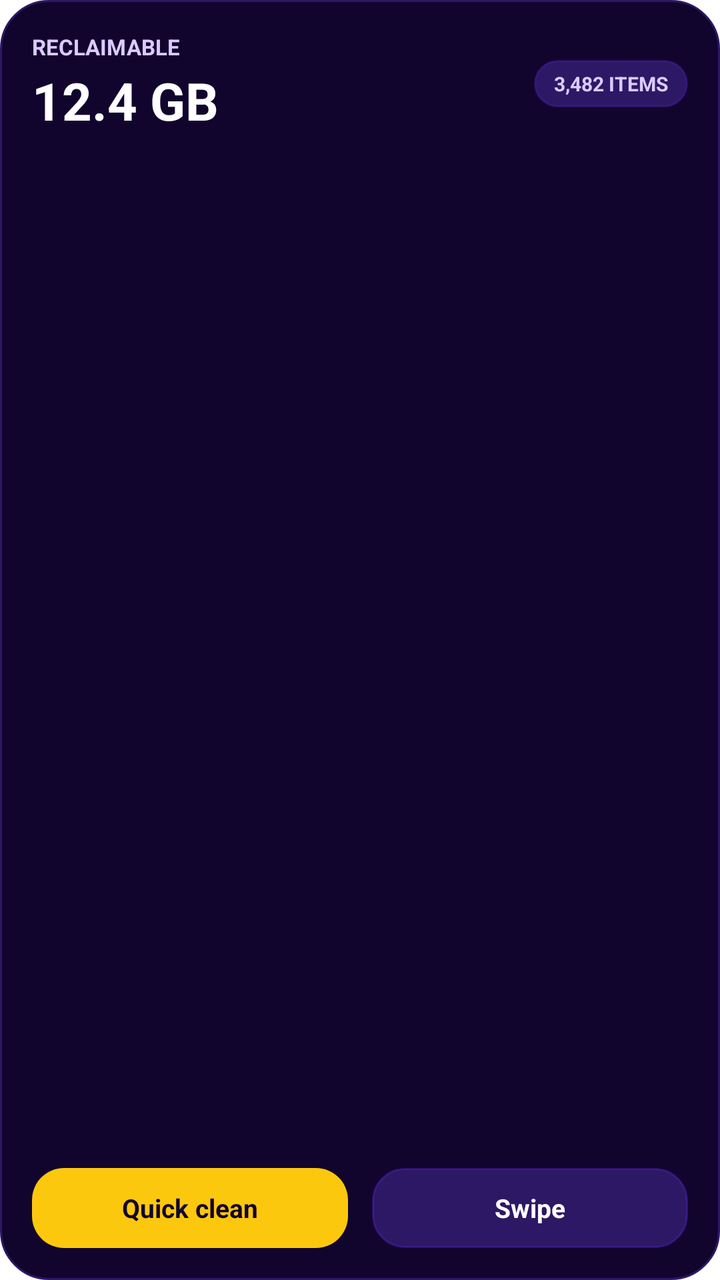
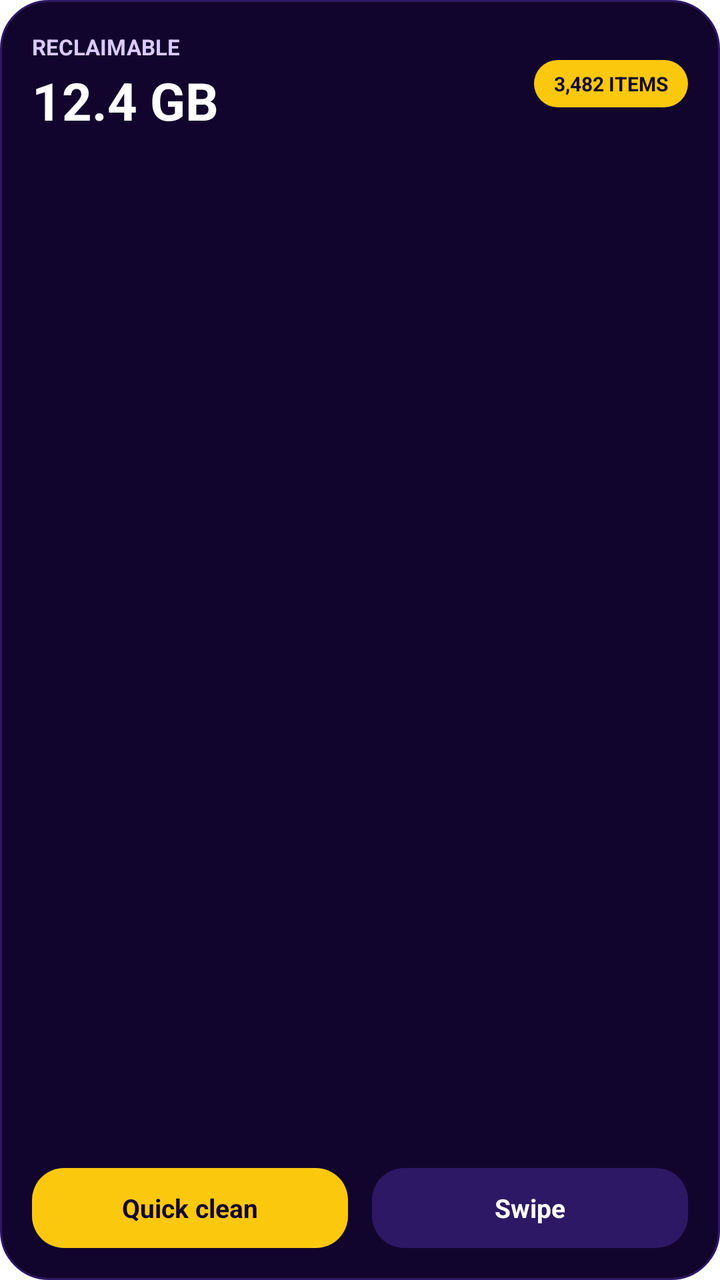

The first picture is an Android layout as it rendered before a commit; the second is the same layout after the commit. The layout source and the unified diff follow.
<!-- AndroidManifest.xml: fallback theme Theme.MaterialComponents.DayNight.NoActionBar -->
<!-- res/layout/snapsweep_widget.xml -->
<?xml version="1.0" encoding="utf-8"?>
<LinearLayout xmlns:android="http://schemas.android.com/apk/res/android"
    android:id="@+id/widget_container"
    android:layout_width="match_parent"
    android:layout_height="match_parent"
    android:background="@drawable/widget_background"
    android:orientation="vertical"
    android:padding="16dp">

    
    <LinearLayout
        android:layout_width="match_parent"
        android:layout_height="wrap_content"
        android:gravity="center_vertical"
        android:orientation="horizontal">

        <LinearLayout
            android:layout_width="0dp"
            android:layout_height="wrap_content"
            android:layout_weight="1"
            android:orientation="vertical">

            <TextView
                android:id="@+id/widget_label"
                android:layout_width="wrap_content"
                android:layout_height="wrap_content"
                android:text="RECLAIMABLE"
                android:textColor="#DBCAFF"
                android:textSize="11sp"
                android:textStyle="bold" />

            <TextView
                android:id="@+id/widget_reclaimable"
                android:layout_width="wrap_content"
                android:layout_height="wrap_content"
                android:layout_marginTop="2dp"
                android:text="12.4 GB"
                android:textColor="#FFFFFF"
                android:textSize="26sp"
                android:textStyle="bold" />
        </LinearLayout>

        <LinearLayout
            android:id="@+id/widget_count_container"
            android:layout_width="wrap_content"
            android:layout_height="wrap_content"
            android:background="@drawable/widget_pill_badge"
            android:paddingStart="10dp"
            android:paddingTop="5dp"
            android:paddingEnd="10dp"
            android:paddingBottom="5dp">

            <TextView
                android:id="@+id/widget_count"
                android:layout_width="wrap_content"
                android:layout_height="wrap_content"
                android:text="3,482 ITEMS"
                android:textColor="#DBCAFF"
                android:textSize="10sp"
                android:textStyle="bold" />
        </LinearLayout>
    </LinearLayout>

    
    <FrameLayout
        android:layout_width="match_parent"
        android:layout_height="0dp"
        android:layout_weight="1" />

    
    <LinearLayout
        android:layout_width="match_parent"
        android:layout_height="wrap_content"
        android:gravity="center_vertical"
        android:orientation="horizontal">

        <TextView
            android:id="@+id/widget_btn_clean"
            android:layout_width="0dp"
            android:layout_height="40dp"
            android:layout_marginEnd="6dp"
            android:layout_weight="1"
            android:background="@drawable/widget_button_clean"
            android:gravity="center"
            android:text="Quick clean"
            android:textColor="#12052D"
            android:textSize="13sp"
            android:textStyle="bold" />

        <TextView
            android:id="@+id/widget_btn_swipe"
            android:layout_width="0dp"
            android:layout_height="40dp"
            android:layout_marginStart="6dp"
            android:layout_weight="1"
            android:background="@drawable/widget_button_swipe"
            android:gravity="center"
            android:text="Swipe"
            android:textColor="#FFFFFF"
            android:textSize="13sp"
            android:textStyle="bold" />
    </LinearLayout>
</LinearLayout>
<!-- resources referenced by this layout -->
<resources>
  <!-- drawable widget_background (drawable) -->
  <?xml version="1.0" encoding="utf-8"?>
  <shape xmlns:android="http://schemas.android.com/apk/res/android"
      android:shape="rectangle">
      <solid android:color="#12052D" />
      <corners android:radius="24dp" />
      <stroke
          android:width="1dp"
          android:color="#2D1865" />
  </shape>
  <!-- drawable widget_button_clean (drawable) -->
  <?xml version="1.0" encoding="utf-8"?>
  <shape xmlns:android="http://schemas.android.com/apk/res/android"
      android:shape="rectangle">
      <solid android:color="#FCC80E" />
      <corners android:radius="16dp" />
  </shape>
  <!-- drawable widget_button_swipe (drawable) -->
  <?xml version="1.0" encoding="utf-8"?>
  <shape xmlns:android="http://schemas.android.com/apk/res/android"
      android:shape="rectangle">
      <solid android:color="#2D1865" />
      <corners android:radius="16dp" />
      <stroke
          android:width="1dp"
          android:color="#4D6D2DF7" />
  </shape>
  <!-- drawable widget_pill_badge (drawable) -->
  <?xml version="1.0" encoding="utf-8"?>
  <shape xmlns:android="http://schemas.android.com/apk/res/android"
      android:shape="rectangle">
      <solid android:color="#2D1865" />
      <corners android:radius="12dp" />
      <stroke
          android:width="1dp"
          android:color="#3D6D2DF7" />
  </shape>
</resources>

<!-- the commit's change to res/layout/snapsweep_widget.xml (unified diff, before → after) -->
@@ -1,16 +1,17 @@
 <?xml version="1.0" encoding="utf-8"?>
-<LinearLayout xmlns:android="http://schemas.android.com/apk/res/android"
+<RelativeLayout xmlns:android="http://schemas.android.com/apk/res/android"
     android:id="@+id/widget_container"
     android:layout_width="match_parent"
     android:layout_height="match_parent"
     android:background="@drawable/widget_background"
-    android:orientation="vertical"
     android:padding="16dp">
 
     
     <LinearLayout
+        android:id="@+id/widget_top_row"
         android:layout_width="match_parent"
         android:layout_height="wrap_content"
+        android:layout_alignParentTop="true"
         android:gravity="center_vertical"
         android:orientation="horizontal">
 
@@ -45,9 +46,9 @@
             android:layout_width="wrap_content"
             android:layout_height="wrap_content"
             android:background="@drawable/widget_pill_badge"
-            android:paddingStart="10dp"
+            android:paddingLeft="10dp"
             android:paddingTop="5dp"
-            android:paddingEnd="10dp"
+            android:paddingRight="10dp"
             android:paddingBottom="5dp">
 
             <TextView
@@ -55,22 +56,18 @@
                 android:layout_width="wrap_content"
                 android:layout_height="wrap_content"
                 android:text="3,482 ITEMS"
-                android:textColor="#DBCAFF"
+                android:textColor="#12052D"
                 android:textSize="10sp"
                 android:textStyle="bold" />
         </LinearLayout>
     </LinearLayout>
 
     
-    <FrameLayout
-        android:layout_width="match_parent"
-        android:layout_height="0dp"
-        android:layout_weight="1" />
-
-    
     <LinearLayout
+        android:id="@+id/widget_bottom_row"
         android:layout_width="match_parent"
         android:layout_height="wrap_content"
+        android:layout_alignParentBottom="true"
         android:gravity="center_vertical"
         android:orientation="horizontal">
 
@@ -78,7 +75,7 @@
             android:id="@+id/widget_btn_clean"
             android:layout_width="0dp"
             android:layout_height="40dp"
-            android:layout_marginEnd="6dp"
+            android:layout_marginRight="6dp"
             android:layout_weight="1"
             android:background="@drawable/widget_button_clean"
             android:gravity="center"
@@ -91,7 +88,7 @@
             android:id="@+id/widget_btn_swipe"
             android:layout_width="0dp"
             android:layout_height="40dp"
-            android:layout_marginStart="6dp"
+            android:layout_marginLeft="6dp"
             android:layout_weight="1"
             android:background="@drawable/widget_button_swipe"
             android:gravity="center"
@@ -100,4 +97,4 @@
             android:textSize="13sp"
             android:textStyle="bold" />
     </LinearLayout>
-</LinearLayout>
+</RelativeLayout>
<!-- resource entries referenced after the edit -->
@@ -23,19 +23,13 @@
       android:shape="rectangle">
       <solid android:color="#2D1865" />
       <corners android:radius="16dp" />
-      <stroke
-          android:width="1dp"
-          android:color="#4D6D2DF7" />
   </shape>
   <!-- drawable widget_pill_badge (drawable) -->
   <?xml version="1.0" encoding="utf-8"?>
   <shape xmlns:android="http://schemas.android.com/apk/res/android"
       android:shape="rectangle">
-      <solid android:color="#2D1865" />
+      <solid android:color="#FCC80E" />
       <corners android:radius="12dp" />
-      <stroke
-          android:width="1dp"
-          android:color="#3D6D2DF7" />
   </shape>
 </resources>
 
